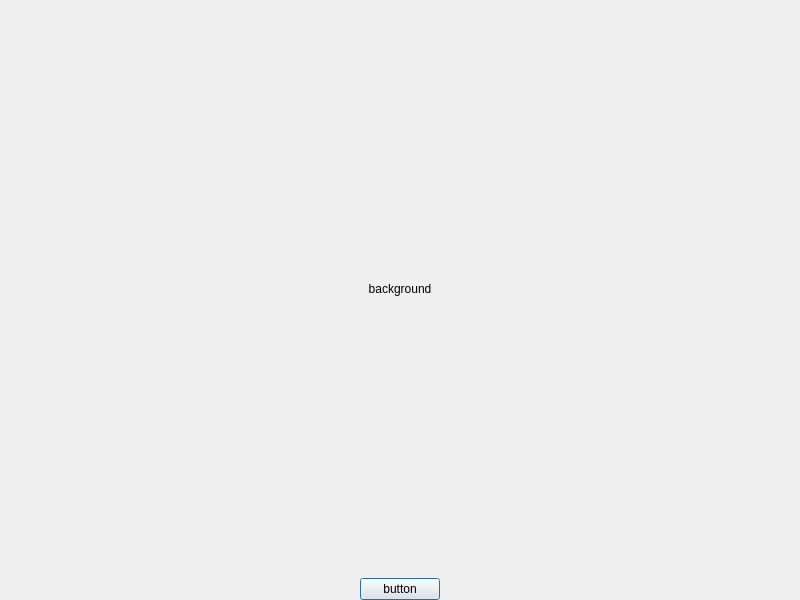
Qt form UI/StartScreen.ui (Mend57/dungeon-crawler) before a commit.
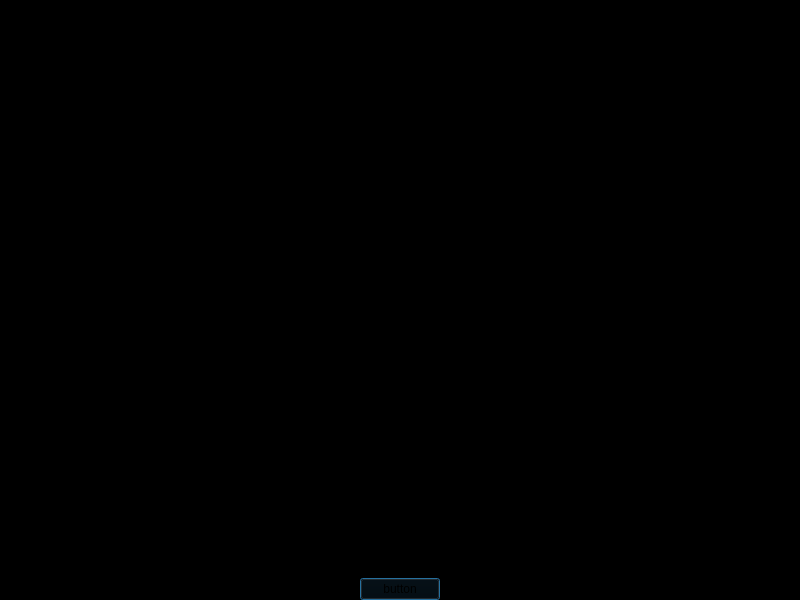
The same form after that commit.

Commit message: add grid layout

```diff
--- a/UI/StartScreen.ui
+++ b/UI/StartScreen.ui
@@ -2,6 +2,9 @@
 <ui version="4.0">
  <class>StartScreen</class>
  <widget class="QDialog" name="StartScreen">
+  <property name="styleSheet">
+   <string>background-color: black;</string>
+  </property>
   <property name="geometry">
    <rect>
     <x>0</x>
```
The commit also changes 1 other file.
